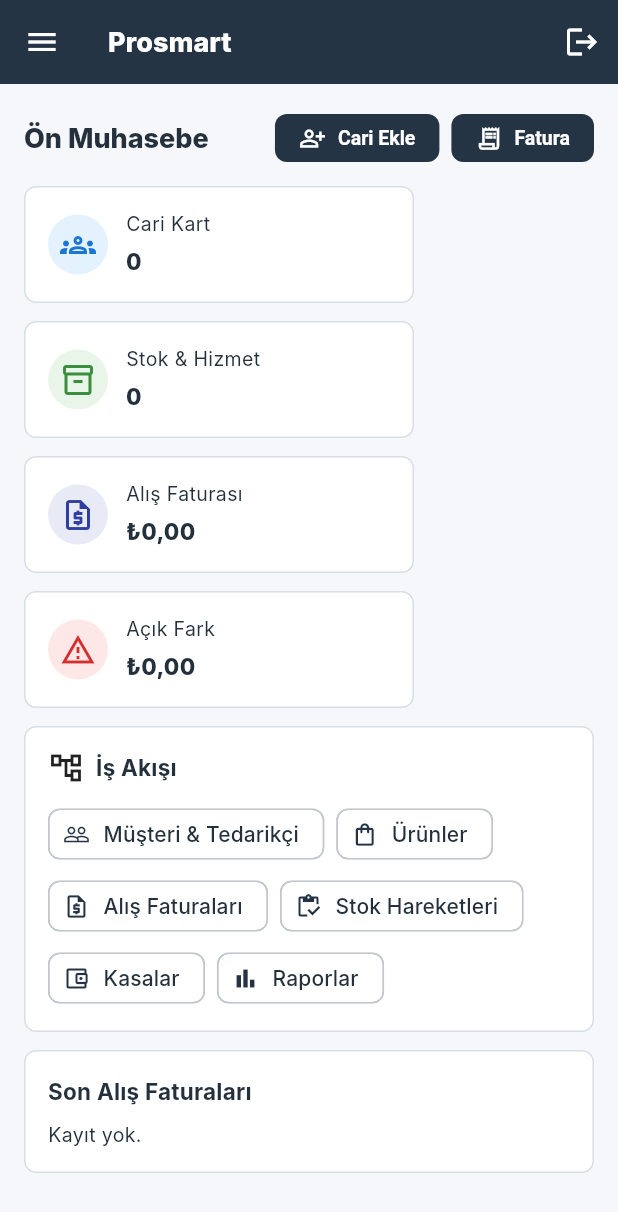
After one commit to selcuk9494/prosmart, a Flutter app: the AccountingOverviewPage screen opened by its route, on a phone screen of 412 x 824 dp. The commit adds this screen. Shown: the top 1212 px of the screen. Run offline on Flutter 3.47's test engine with Material 3 defaults, Android fonts, the phone set to English and light mode, and no system bars; our stand-ins replace dio, file_picker, flutter_riverpod, go_router, image_picker, printing and 2 more; accounts and stored records are empty; network calls fail; Roboto replaces fonts that are missing (Inter).

Commit message:
On muhasebe menusunu ekle

```diff
--- a/lib/app/router.dart
+++ b/lib/app/router.dart
@@ -23,6 +23,7 @@ import '../features/crm/crm_unproduced_products_page.dart';
 import '../features/admin/admin_users_page.dart';
 import '../features/admin/admin_user_menu_permissions_page.dart';
 import '../features/account/account_password_page.dart';
+import '../features/accounting/accounting_overview_page.dart';
 import '../features/reports/ana_grup_satis_raporu_page.dart';
 import '../features/inventory/inventory_counts_page.dart';
 import '../features/inventory/inventory_invoices_page.dart';
@@ -115,6 +116,10 @@ final appRouterProvider = Provider<GoRouter>((ref) {
           GoRoute(
             path: '/operations/branches',
             builder: (context, state) => const BranchOperationsPage(),
+          ),
+          GoRoute(
+            path: '/accounting',
+            builder: (context, state) => const AccountingOverviewPage(),
           ),
           GoRoute(
             path: '/settings',
--- /dev/null
+++ b/lib/features/accounting/accounting_overview_page.dart
@@ -0,0 +1,284 @@
+import 'package:flutter/material.dart';
+import 'package:flutter_riverpod/flutter_riverpod.dart';
+import 'package:go_router/go_router.dart';
+import 'package:intl/intl.dart';
+
+import '../../domain/models.dart';
+import '../../domain/stores.dart';
+
+class AccountingOverviewPage extends ConsumerWidget {
+  const AccountingOverviewPage({super.key});
+
+  @override
+  Widget build(BuildContext context, WidgetRef ref) {
+    final money = NumberFormat.currency(locale: 'tr_TR', symbol: '₺');
+    final firms = ref.watch(crmFirmsProvider);
+    final products = ref.watch(inventoryProductsProvider);
+    final invoices = ref.watch(inventoryInvoicesProvider);
+    final reconciliations = ref.watch(reconciliationsProvider);
+
+    final invoiceTotal = invoices.fold<double>(
+      0,
+      (sum, item) => sum + (item.total ?? 0),
+    );
+    final openDiff = reconciliations
+        .where((r) => r.status != ReconciliationStatus.approved)
+        .fold<double>(0, (sum, r) => sum + r.difference.abs());
+    final missingDocs = reconciliations
+        .where((r) => missingRequiredAttachmentKinds(r).isNotEmpty)
+        .length;
+
+    return ListView(
+      padding: const EdgeInsets.all(16),
+      children: [
+        Row(
+          children: [
+            Text('Ön Muhasebe', style: Theme.of(context).textTheme.titleLarge),
+            const Spacer(),
+            FilledButton.icon(
+              onPressed: () => context.go('/crm/firms/new'),
+              icon: const Icon(Icons.person_add_alt_outlined),
+              label: const Text('Cari Ekle'),
+            ),
+            const SizedBox(width: 8),
+            FilledButton.icon(
+              onPressed: () => context.go('/inv/invoices'),
+              icon: const Icon(Icons.receipt_long_outlined),
+              label: const Text('Fatura'),
+            ),
+          ],
+        ),
+        const SizedBox(height: 12),
+        Wrap(
+          spacing: 12,
+          runSpacing: 12,
+          children: [
+            _MetricCard(
+              title: 'Cari Kart',
+              value: firms.length.toString(),
+              icon: Icons.groups_outlined,
+              tone: _MetricTone.blue,
+              onTap: () => context.go('/crm/firms'),
+            ),
+            _MetricCard(
+              title: 'Stok & Hizmet',
+              value: products.length.toString(),
+              icon: Icons.inventory_2_outlined,
+              tone: _MetricTone.green,
+              onTap: () => context.go('/inv/products'),
+            ),
+            _MetricCard(
+              title: 'Alış Faturası',
+              value: money.format(invoiceTotal),
+              icon: Icons.request_quote_outlined,
+              tone: _MetricTone.indigo,
+              onTap: () => context.go('/inv/invoices'),
+            ),
+            _MetricCard(
+              title: 'Açık Fark',
+              value: money.format(openDiff),
+              icon: Icons.warning_amber_outlined,
+              tone: _MetricTone.red,
+              onTap: () => context.go('/reconciliations'),
+            ),
+          ],
+        ),
+        const SizedBox(height: 12),
+        Card(
+          child: Padding(
+            padding: const EdgeInsets.all(16),
+            child: Column(
+              crossAxisAlignment: CrossAxisAlignment.stretch,
+              children: [
+                Row(
+                  children: [
+                    const Icon(Icons.account_tree_outlined),
+                    const SizedBox(width: 8),
+                    Text(
+                      'İş Akışı',
+                      style: Theme.of(context).textTheme.titleMedium,
+                    ),
+                    const Spacer(),
+                    if (missingDocs > 0)
+                      Chip(label: Text('$missingDocs evrak eksik')),
+                  ],
+                ),
+                const SizedBox(height: 12),
+                Wrap(
+                  spacing: 8,
+                  runSpacing: 8,
+                  children: [
+                    _ActionChip(
+                      icon: Icons.people_outline,
+                      label: 'Müşteri & Tedarikçi',
+                      onTap: () => context.go('/crm/firms'),
+                    ),
+                    _ActionChip(
+                      icon: Icons.shopping_bag_outlined,
+                      label: 'Ürünler',
+                      onTap: () => context.go('/inv/products'),
+                    ),
+                    _ActionChip(
+                      icon: Icons.request_quote_outlined,
+                      label: 'Alış Faturaları',
+                      onTap: () => context.go('/inv/invoices'),
+                    ),
+                    _ActionChip(
+                      icon: Icons.inventory_outlined,
+                      label: 'Stok Hareketleri',
+                      onTap: () => context.go('/inv/transactions'),
+                    ),
+                    _ActionChip(
+                      icon: Icons.account_balance_wallet_outlined,
+                      label: 'Kasalar',
+                      onTap: () => context.go('/crm/cash-registers'),
+                    ),
+                    _ActionChip(
+                      icon: Icons.bar_chart_outlined,
+                      label: 'Raporlar',
+                      onTap: () => context.go('/reports/ana-grup-satis'),
+                    ),
+                  ],
+                ),
+              ],
+            ),
+          ),
+        ),
+        const SizedBox(height: 12),
+        Card(
+          child: Padding(
+            padding: const EdgeInsets.all(16),
+            child: Column(
+              crossAxisAlignment: CrossAxisAlignment.stretch,
+              children: [
+                Text(
+                  'Son Alış Faturaları',
+                  style: Theme.of(context).textTheme.titleMedium,
+                ),
+                const SizedBox(height: 8),
+                if (invoices.isEmpty)
+                  const Text('Kayıt yok.')
+                else
+                  DataTable(
+                    columns: const [
+                      DataColumn(label: Text('Tarih')),
+                      DataColumn(label: Text('No')),
+                      DataColumn(label: Text('Tedarikçi')),
+                      DataColumn(label: Text('Tutar')),
+                    ],
+                    rows: [
+                      for (final item in invoices.take(8))
+                        DataRow(
+                          cells: [
+                            DataCell(
+                              Text(
+                                DateFormat(
+                                  'yyyy-MM-dd',
+                                  'tr_TR',
+                                ).format(item.invoiceDate),
+                              ),
+                            ),
+                            DataCell(Text(item.invoiceNo)),
+                            DataCell(Text(item.vendorName ?? '')),
+                            DataCell(Text(money.format(item.total ?? 0))),
+                          ],
+                          onSelectChanged: (_) =>
+                              context.go('/inv/invoices/${item.id}'),
+                        ),
+                    ],
+                  ),
+              ],
+            ),
+          ),
+        ),
+      ],
+    );
+  }
+}
+
+enum _MetricTone { blue, green, indigo, red }
+
+class _MetricCard extends StatelessWidget {
+  const _MetricCard({
+    required this.title,
+    required this.value,
+    required this.icon,
+    required this.tone,
+    required this.onTap,
+  });
+
+  final String title;
+  final String value;
+  final IconData icon;
+  final _MetricTone tone;
+  final VoidCallback onTap;
+
+  @override
+  Widget build(BuildContext context) {
+    final color = switch (tone) {
+      _MetricTone.blue => Colors.blue,
+      _MetricTone.green => Colors.green,
+      _MetricTone.indigo => Colors.indigo,
+      _MetricTone.red => Colors.red,
+    };
+    return SizedBox(
+      width: 260,
+      child: Card(
+        child: InkWell(
+          onTap: onTap,
+          borderRadius: BorderRadius.circular(8),
+          child: Padding(
+            padding: const EdgeInsets.all(16),
+            child: Row(
+              children: [
+                CircleAvatar(
+                  backgroundColor: color.withValues(alpha: .12),
+                  foregroundColor: color.shade700,
+                  child: Icon(icon),
+                ),
+                const SizedBox(width: 12),
+                Expanded(
+                  child: Column(
+                    crossAxisAlignment: CrossAxisAlignment.start,
+                    children: [
+                      Text(title),
+                      const SizedBox(height: 4),
+                      Text(
+                        value,
+                        maxLines: 1,
+                        overflow: TextOverflow.ellipsis,
+                        style: Theme.of(context).textTheme.titleMedium
+                            ?.copyWith(fontWeight: FontWeight.w800),
+                      ),
+                    ],
+                  ),
+                ),
+              ],
+            ),
+          ),
+        ),
+      ),
+    );
+  }
+}
+
+class _ActionChip extends StatelessWidget {
+  const _ActionChip({
+    required this.icon,
+    required this.label,
+    required this.onTap,
+  });
+
+  final IconData icon;
+  final String label;
+  final VoidCallback onTap;
+
+  @override
+  Widget build(BuildContext context) {
+    return ActionChip(
+      avatar: Icon(icon, size: 18),
+      label: Text(label),
+      onPressed: onTap,
+    );
+  }
+}
--- a/lib/features/shell/app_shell.dart
+++ b/lib/features/shell/app_shell.dart
@@ -307,6 +307,95 @@ class _AppShellState extends ConsumerState<AppShell> {
                 : null,
             badgeTone: _BadgeTone.danger,
             permissionRef: 'ps_pending_approvals',
+          ),
+        ],
+      ),
+      _MenuSection(
+        title: 'Ön Muhasebe',
+        items: const [
+          _MenuItem(
+            title: 'Genel Bakış',
+            subtitle: 'Nakit akışı ve özet',
+            icon: Icons.trending_up_outlined,
+            route: '/accounting',
+            permissionRef: 'ps_accounting',
+          ),
+          _MenuItem(
+            title: 'Satış Faturaları',
+            subtitle: 'Satış ve tahsilat',
+            icon: Icons.receipt_long_outlined,
+            route: '/legacy/accounting_sales_invoices',
+            permissionRef: 'ps_accounting_sales',
+          ),
+          _MenuItem(
+            title: 'Alış Faturaları',
+            subtitle: 'Tedarikçi faturaları',
+            icon: Icons.request_quote_outlined,
+            route: '/inv/invoices',
+            permissionRef: 'ps_inv_invoices',
+          ),
+          _MenuItem(
+            title: 'Giderler',
+            subtitle: 'Masraf faturaları',
+            icon: Icons.payments_outlined,
+            route: '/legacy/accounting_expenses',
+            permissionRef: 'ps_accounting_expenses',
+          ),
+          _MenuItem(
+            title: 'Müşteri & Tedarikçi',
+            subtitle: 'Cari kartlar',
+            icon: Icons.groups_outlined,
+            route: '/crm/firms',
+            permissionRef: 'find_firma',
+          ),
+          _MenuItem(
+            title: 'Ürünler',
+            subtitle: 'Stok kartları',
+            icon: Icons.inventory_2_outlined,
+            route: '/inv/products',
+            permissionRef: 'urun_tree',
+          ),
+          _MenuItem(
+            title: 'Stok Hareketleri',
+            subtitle: 'Giriş/çıkış fişleri',
+            icon: Icons.swap_horiz_outlined,
+            route: '/inv/transactions',
+            permissionRef: 'stok_haraketleri',
+          ),
+          _MenuItem(
+            title: 'Nakit Durumu',
+            subtitle: 'Kasa ve banka özet',
+            icon: Icons.account_balance_wallet_outlined,
+            route: '/legacy/accounting_cash_status',
+            permissionRef: 'ps_accounting_cash',
+          ),
+          _MenuItem(
+            title: 'Kasalar',
+            subtitle: 'Kasa hesapları',
+            icon: Icons.point_of_sale_outlined,
+            route: '/crm/cash-registers',
+            permissionRef: 'insert_kasa_tanim',
+          ),
+          _MenuItem(
+            title: 'Banka Hesapları',
+            subtitle: 'Banka kartları',
+            icon: Icons.account_balance_outlined,
+            route: '/legacy/accounting_banks',
+            permissionRef: 'ps_accounting_banks',
+          ),
+          _MenuItem(
+            title: 'Çekler',
+            subtitle: 'Alınan/verilen çekler',
+            icon: Icons.fact_check_outlined,
+            route: '/legacy/accounting_cheques',
+            permissionRef: 'ps_accounting_cheques',
+          ),
+          _MenuItem(
+            title: 'Raporlar',
+            subtitle: 'Satış, alış, KDV',
+            icon: Icons.bar_chart_outlined,
+            route: '/legacy/accounting_reports',
+            permissionRef: 'ps_accounting_reports',
           ),
         ],
       ),
```
